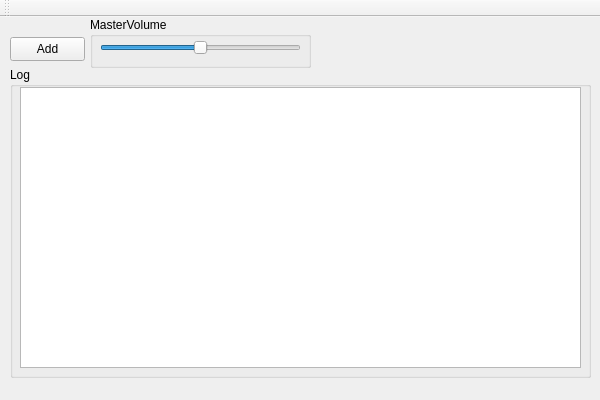
First picture: the form in ASQt/ASQt.ui, repository YuheiKashima/Audio, before the edit.
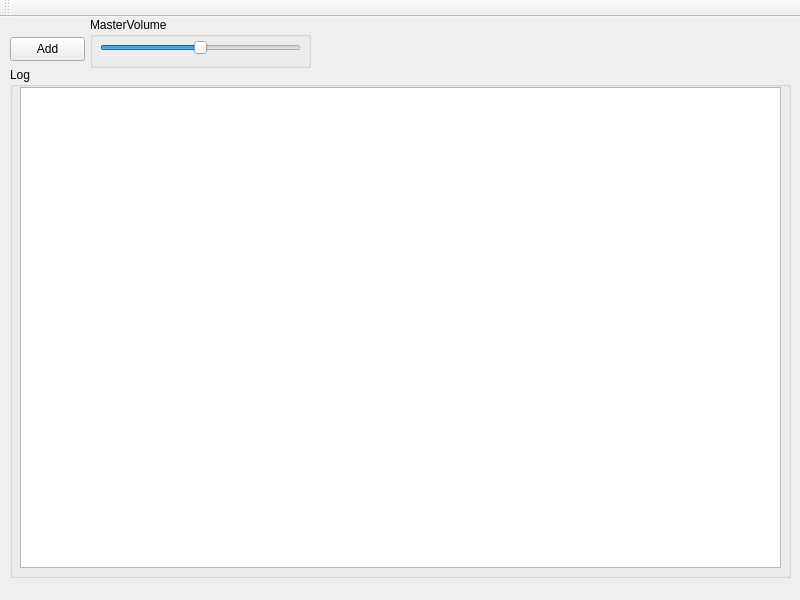
Second picture: the form after the edit.

```diff
--- a/ASQt/ASQt.ui
+++ b/ASQt/ASQt.ui
@@ -6,8 +6,8 @@
    <rect>
     <x>0</x>
     <y>0</y>
-    <width>600</width>
-    <height>400</height>
+    <width>800</width>
+    <height>600</height>
    </rect>
   </property>
   <property name="sizePolicy">
@@ -18,14 +18,14 @@
   </property>
   <property name="minimumSize">
    <size>
-    <width>600</width>
-    <height>400</height>
+    <width>800</width>
+    <height>600</height>
    </size>
   </property>
   <property name="maximumSize">
    <size>
-    <width>600</width>
-    <height>400</height>
+    <width>800</width>
+    <height>600</height>
    </size>
   </property>
   <property name="acceptDrops">
@@ -85,8 +85,8 @@
      <rect>
       <x>10</x>
       <y>50</y>
-      <width>581</width>
-      <height>311</height>
+      <width>781</width>
+      <height>511</height>
      </rect>
     </property>
     <property name="title">
@@ -97,8 +97,8 @@
       <rect>
        <x>10</x>
        <y>20</y>
-       <width>561</width>
-       <height>281</height>
+       <width>761</width>
+       <height>481</height>
       </rect>
      </property>
     </widget>
```
Left out of the diff: 2 changed lines with no effect on the pictures.
